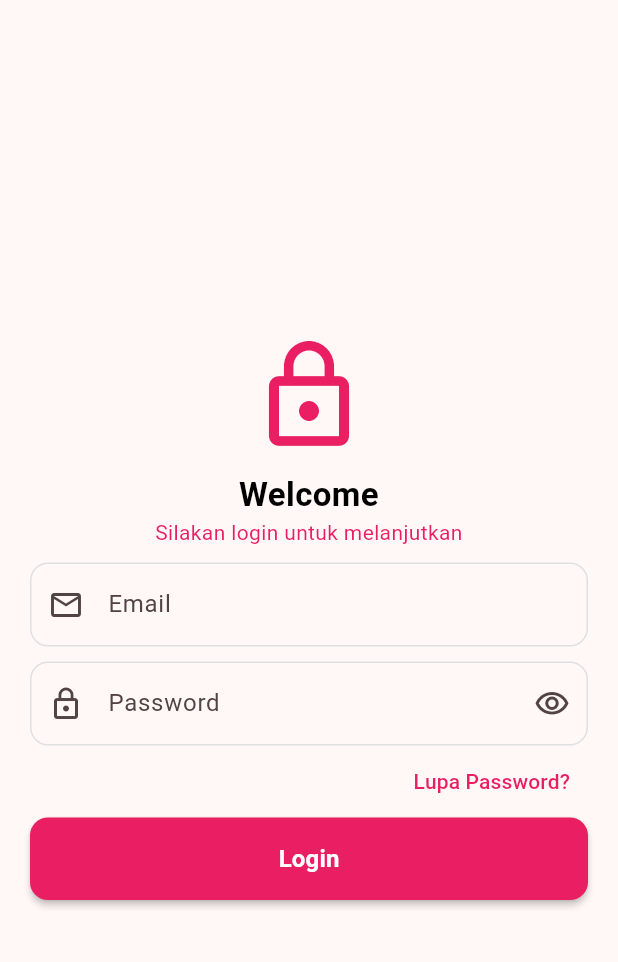
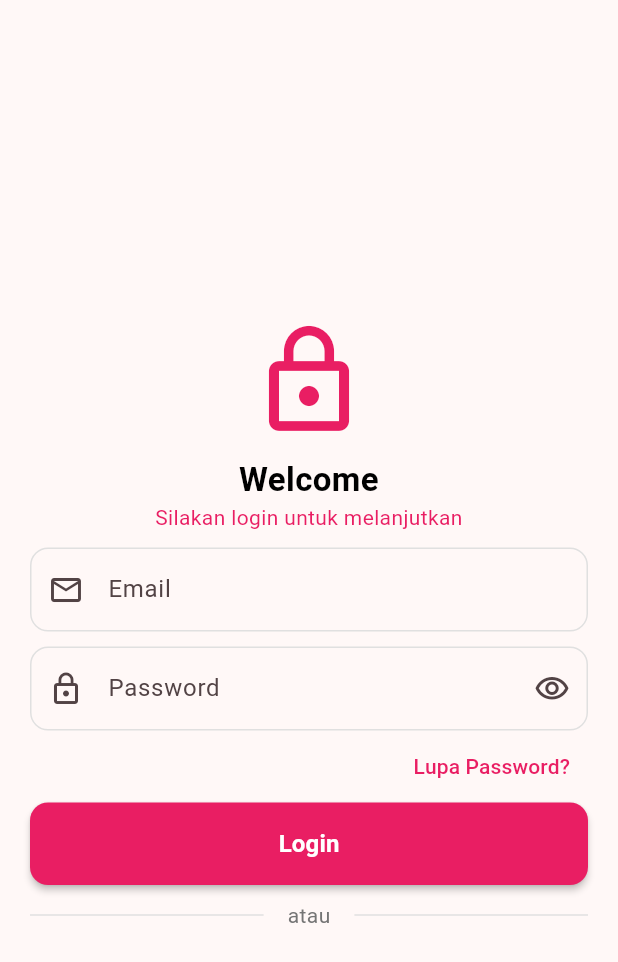
Before and after one commit to helenoktaa/KB1179-1123150205-uts, a Flutter app: the Login screen opened directly, on a phone screen of 412 x 824 dp. Shown: the top 962 px of the screen. Run offline on Flutter 3.47's test engine with Material 3 defaults, Android fonts, the light colour scheme and no system bars.

Commit message:
add line

```diff
--- a/lib/screen/login.dart
+++ b/lib/screen/login.dart
@@ -108,7 +108,20 @@ class Login extends StatelessWidget {
               ),
               SizedBox(height: 10),
 
-
+              //bikin line
+              Row(
+                children: [
+                  Expanded(child: Divider(color: Colors.grey[300])),
+                  Padding(
+                    padding: const EdgeInsets.symmetric(horizontal: 16),
+                    child: Text(
+                      'atau',
+                      style: TextStyle(color: Colors.grey[600]),
+                    ),
+                  ),
+                  Expanded(child: Divider(color: Colors.grey[300])),
+                ],
+              ),
             ],
           ),
         ),
```
